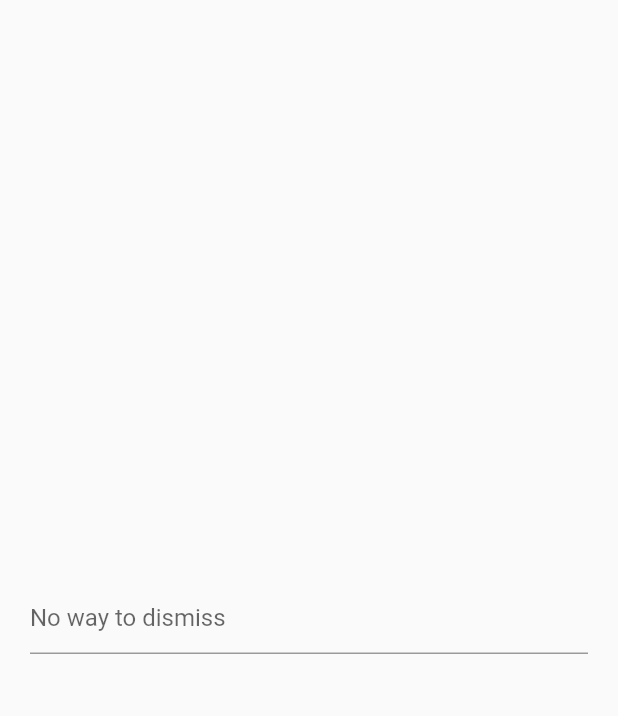
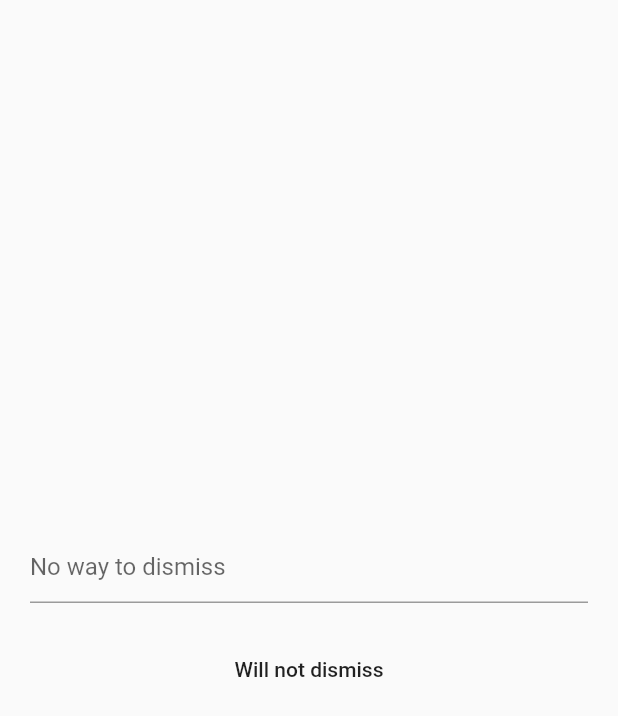
Before and after one commit to inqvine-llc/flutter_tips, a Flutter app: the screen it shows after launch, on a phone screen of 412 x 824 dp. Shown: the top 716 px of the screen. Run offline on Flutter 3.47's test engine with Material 2 defaults, Android fonts, the phone set to English and light mode, and no system bars.

Commit message:
Fix code

```diff
--- a/guides/white_space_dismiss_keyboard/lib/shared/base_scaffold.dart
+++ b/guides/white_space_dismiss_keyboard/lib/shared/base_scaffold.dart
@@ -12,12 +12,23 @@ class BaseScaffold extends StatelessWidget {
 
   @override
   Widget build(BuildContext context) {
-    return Scaffold(
-      body: GestureDetector(
-        //* Will dismiss the keyboard if white space is tapped on the screen.
-        onTap: enableAutoDismissKeyboard ? () => FocusScope.of(context).unfocus() : () {},
-        child: child,
+    //! Important - GestureDetector must be above the scaffold
+    return GestureDetector(
+      onTap: () => onWhiteSpaceTapped(context),
+      child: Scaffold(
+        body: GestureDetector(
+          //* Will dismiss the keyboard if white space is tapped on the screen.
+          onTap: () => onWhiteSpaceTapped(context),
+          child: child,
+        ),
       ),
     );
   }
+
+  void onWhiteSpaceTapped(BuildContext context) {
+    final FocusScopeNode scope = FocusScope.of(context);
+    if (scope.hasFocus && enableAutoDismissKeyboard) {
+      scope.unfocus();
+    }
+  }
 }
--- a/guides/white_space_dismiss_keyboard/lib/views/home_view.dart
+++ b/guides/white_space_dismiss_keyboard/lib/views/home_view.dart
@@ -13,11 +13,18 @@ class HomeView extends StatelessWidget {
         padding: const EdgeInsets.all(20.0),
         child: Column(
           mainAxisAlignment: MainAxisAlignment.center,
-          children: const <Widget>[
-            TextField(
+          children: <Widget>[
+            const TextField(
+              keyboardType: TextInputType.number,
+              textInputAction: TextInputAction.next,
               decoration: InputDecoration(
                 hintText: 'No way to dismiss',
               ),
+            ),
+            const SizedBox(height: 20.0),
+            MaterialButton(
+              onPressed: () {},
+              child: const Text('Will not dismiss'),
             ),
           ],
         ),
```
